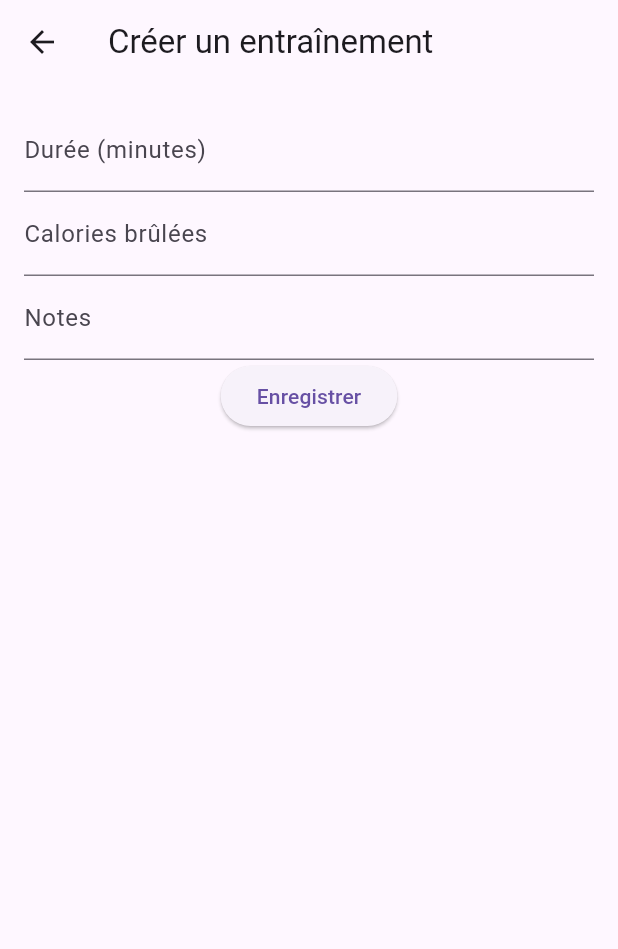
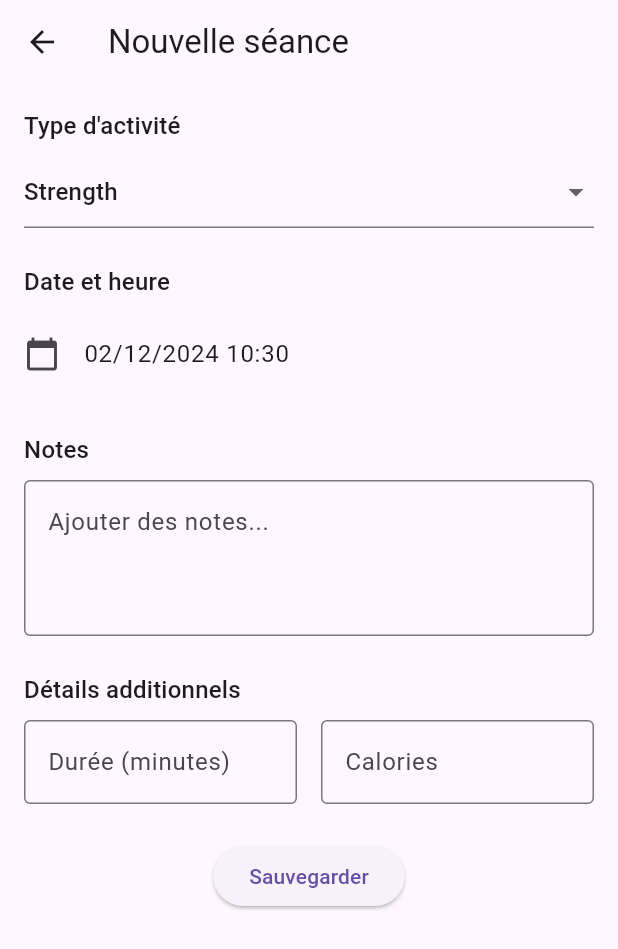
Before and after one commit to daffycricket/my-event-trackers, a Flutter app: the CreateWorkoutScreen screen opened directly, on a phone screen of 412 x 824 dp. Shown: the top 949 px of the screen. Run offline on Flutter 3.47's test engine with Material 3 defaults, Android fonts, the phone set to English and light mode, and no system bars; our stand-ins replace flutter_riverpod.

Commit message:
fix missing date picker on workout

```diff
--- a/lib/screens/create_workout_screen.dart
+++ b/lib/screens/create_workout_screen.dart
@@ -1,6 +1,8 @@
 import 'package:flutter/material.dart';
 import 'package:flutter_riverpod/flutter_riverpod.dart';
 import 'package:uuid/uuid.dart';
+import 'package:intl/intl.dart';
+import 'package:flutter/services.dart';
 import '../models/event.dart';
 import '../providers/events_provider.dart';
 import '../mixins/date_time_picker_mixin.dart';
@@ -25,13 +27,128 @@ class _CreateWorkoutScreenState extends ConsumerState<CreateWorkoutScreen>
   void initState() {
     super.initState();
     final workout = widget.workoutToEdit;
+    _selectedType = workout?.type ?? WorkoutType.strength;
+    selectedDateTime = workout?.date ?? DateTime.now();
     _durationController = TextEditingController(
-        text: workout?.duration.inMinutes.toString() ?? '');
+      text: workout?.duration.inMinutes.toString() ?? '',
+    );
     _caloriesController = TextEditingController(
-        text: workout?.caloriesBurned?.toString() ?? '');
+      text: workout?.caloriesBurned?.toString() ?? '',
+    );
     _notesController = TextEditingController(text: workout?.notes ?? '');
-    _selectedType = workout?.type ?? WorkoutType.cardio;
-    selectedDateTime = workout?.date ?? DateTime.now();
+  }
+
+  String _getWorkoutTypeText(WorkoutType type) {
+    return type.name.toLowerCase().replaceFirst(RegExp(r'^[a-z]'), String.fromCharCode(type.name.codeUnitAt(0) - 32));
+  }
+
+  @override
+  Widget build(BuildContext context) {
+    return Scaffold(
+      appBar: AppBar(
+        title: Text(widget.workoutToEdit != null ? 'Modifier la séance' : 'Nouvelle séance'),
+      ),
+      body: SingleChildScrollView(
+        padding: const EdgeInsets.all(16),
+        child: Column(
+          crossAxisAlignment: CrossAxisAlignment.start,
+          children: [
+            // Type de workout
+            Text(
+              'Type d\'activité',
+              style: Theme.of(context).textTheme.titleMedium,
+            ),
+            const SizedBox(height: 8),
+            DropdownButtonFormField<WorkoutType>(
+              value: _selectedType,
+              onChanged: (value) => setState(() => _selectedType = value!),
+              items: WorkoutType.values.map((type) => DropdownMenuItem(
+                value: type,
+                child: Text(_getWorkoutTypeText(type)),
+              )).toList(),
+            ),
+            const SizedBox(height: 24),
+
+            // Date et heure
+            Text(
+              'Date et heure',
+              style: Theme.of(context).textTheme.titleMedium,
+            ),
+            const SizedBox(height: 8),
+            ListTile(
+              contentPadding: EdgeInsets.zero,
+              leading: const Icon(Icons.calendar_today),
+              title: Text(
+                DateFormat('dd/MM/yyyy HH:mm').format(selectedDateTime),
+              ),
+              onTap: () => selectDateTime(context),
+            ),
+            const SizedBox(height: 24),
+
+            // Notes
+            Text(
+              'Notes',
+              style: Theme.of(context).textTheme.titleMedium,
+            ),
+            const SizedBox(height: 8),
+            TextField(
+              controller: _notesController,
+              decoration: const InputDecoration(
+                border: OutlineInputBorder(),
+                hintText: 'Ajouter des notes...',
+              ),
+              maxLines: 3,
+            ),
+            const SizedBox(height: 24),
+
+            // Durée et calories (optionnel)
+            Text(
+              'Détails additionnels',
+              style: Theme.of(context).textTheme.titleMedium,
+            ),
+            const SizedBox(height: 8),
+            Row(
+              children: [
+                Expanded(
+                  child: TextField(
+                    controller: _durationController,
+                    decoration: const InputDecoration(
+                      labelText: 'Durée (minutes)',
+                      border: OutlineInputBorder(),
+                    ),
+                    keyboardType: TextInputType.number,
+                    inputFormatters: [FilteringTextInputFormatter.digitsOnly],
+                  ),
+                ),
+                const SizedBox(width: 16),
+                Expanded(
+                  child: TextField(
+                    controller: _caloriesController,
+                    decoration: const InputDecoration(
+                      labelText: 'Calories',
+                      border: OutlineInputBorder(),
+                    ),
+                    keyboardType: TextInputType.number,
+                    inputFormatters: [FilteringTextInputFormatter.digitsOnly],
+                  ),
+                ),
+              ],
+            ),
+            const SizedBox(height: 24),
+
+            // Bouton de sauvegarde
+            Center(
+              child: ElevatedButton(
+                onPressed: _saveWorkout,
+                child: Text(
+                  widget.workoutToEdit != null ? 'Mettre à jour' : 'Sauvegarder',
+                ),
+              ),
+            ),
+          ],
+        ),
+      ),
+    );
   }
 
   @override
@@ -42,51 +159,22 @@ class _CreateWorkoutScreenState extends ConsumerState<CreateWorkoutScreen>
     super.dispose();
   }
 
-  @override
-  Widget build(BuildContext context) {
-    return Scaffold(
-      appBar: AppBar(
-        title: const Text('Créer un entraînement'),
-      ),
-      body: Padding(
-        padding: const EdgeInsets.all(16.0),
-        child: Column(
-          children: [
-            // Ajoutez ici les champs de saisie pour la durée, les calories, les notes, etc.
-            TextField(
-              controller: _durationController,
-              decoration: const InputDecoration(labelText: 'Durée (minutes)'),
-              keyboardType: TextInputType.number,
-            ),
-            TextField(
-              controller: _caloriesController,
-              decoration: const InputDecoration(labelText: 'Calories brûlées'),
-              keyboardType: TextInputType.number,
-            ),
-            TextField(
-              controller: _notesController,
-              decoration: const InputDecoration(labelText: 'Notes'),
-            ),
-            // Ajoutez un bouton pour enregistrer l'entraînement
-            ElevatedButton(
-              onPressed: _saveWorkout,
-              child: const Text('Enregistrer'),
-            ),
-          ],
-        ),
-      ),
-    );
-  }
+  void _saveWorkout() {
+    if (_durationController.text.isEmpty) {
+      ScaffoldMessenger.of(context).showSnackBar(
+        const SnackBar(content: Text('Veuillez saisir une durée')),
+      );
+      return;
+    }
 
-  void _saveWorkout() {
     final workout = WorkoutEvent(
       id: widget.workoutToEdit?.id ?? const Uuid().v4(),
       date: selectedDateTime,
       type: _selectedType,
       duration: Duration(minutes: int.parse(_durationController.text)),
-      caloriesBurned: _caloriesController.text.isEmpty
-          ? null
-          : int.parse(_caloriesController.text),
+      caloriesBurned: _caloriesController.text.isNotEmpty
+          ? int.parse(_caloriesController.text)
+          : null,
       notes: _notesController.text.isEmpty ? null : _notesController.text,
     );
 
```
